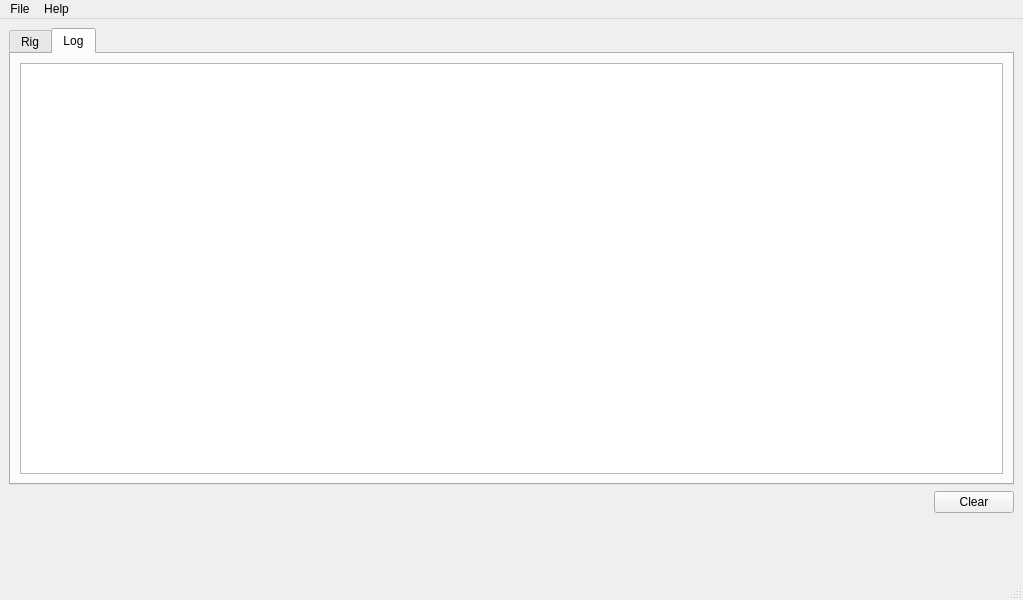
This is mainwindow.ui in eloranta/HamVibe as Qt 5 draws it before an edit. The edited form follows.
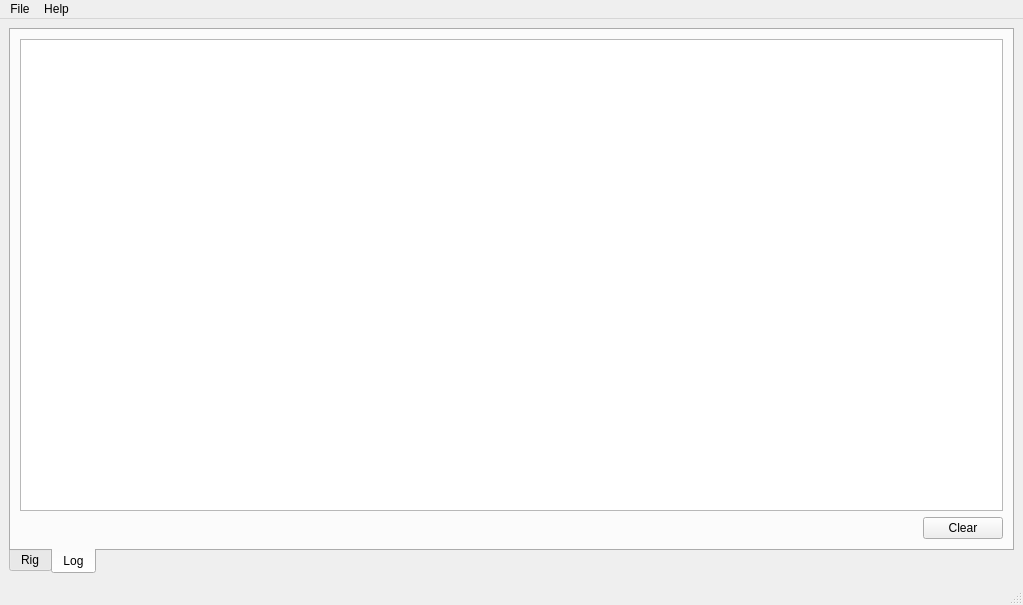
This is the edited form. The open tabs and pages were chosen to show the change. Custom widgets are drawn as their Qt base class.

```diff
--- a/mainwindow.ui
+++ b/mainwindow.ui
@@ -7,7 +7,7 @@
     <x>0</x>
     <y>0</y>
     <width>1023</width>
-    <height>600</height>
+    <height>605</height>
    </rect>
   </property>
   <property name="windowTitle">
@@ -17,6 +17,9 @@
    <layout class="QVBoxLayout" name="verticalLayout_3">
     <item>
      <widget class="QTabWidget" name="tabWidget">
+      <property name="tabPosition">
+       <enum>QTabWidget::TabPosition::South</enum>
+      </property>
       <property name="currentIndex">
        <number>0</number>
       </property>
@@ -985,12 +988,10 @@
        </attribute>
        <layout class="QGridLayout" name="gridLayout_3">
         <item row="0" column="0">
+         <layout class="QVBoxLayout" name="verticalLayout_4">
+          <item>
          <widget class="QTableView" name="tableView"/>
         </item>
-       </layout>
-      </widget>
-     </widget>
-    </item>
     <item>
      <layout class="QHBoxLayout" name="horizontalLayout_5">
       <item>
@@ -1015,18 +1016,11 @@
       </item>
      </layout>
     </item>
-    <item>
-     <spacer name="verticalSpacer_4">
-      <property name="orientation">
-       <enum>Qt::Orientation::Vertical</enum>
-      </property>
-      <property name="sizeHint" stdset="0">
-       <size>
-        <width>20</width>
-        <height>40</height>
-       </size>
-      </property>
-     </spacer>
+         </layout>
+        </item>
+       </layout>
+      </widget>
+     </widget>
     </item>
    </layout>
   </widget>
```
Lines whose indentation alone changed are shown as unchanged.
